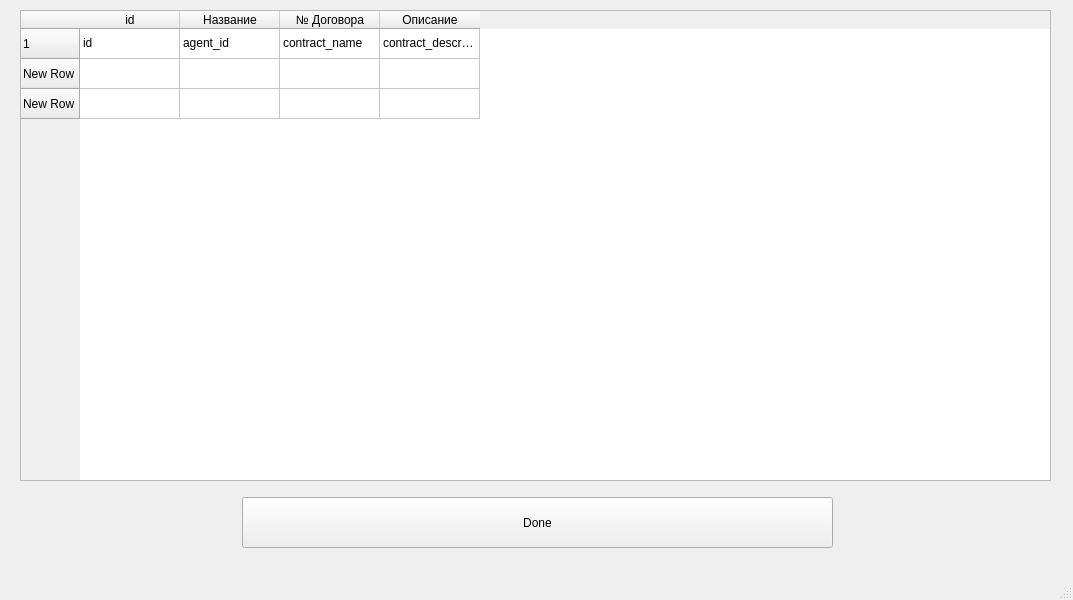
First picture: the form in untitled.ui, repository tihon49/contracts_db, before the edit.
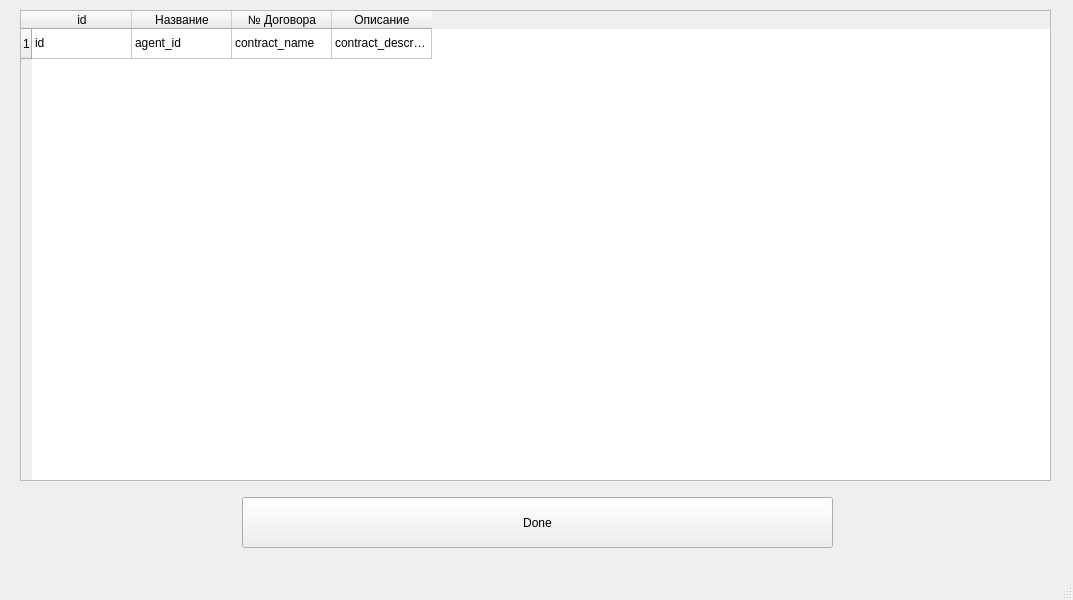
Second picture: the form after the edit.

Commit message: научился создавать строки в таблице

Patch:
```diff
--- a/untitled.ui
+++ b/untitled.ui
@@ -50,16 +50,6 @@
       <string>1</string>
      </property>
     </row>
-    <row>
-     <property name="text">
-      <string>New Row</string>
-     </property>
-    </row>
-    <row>
-     <property name="text">
-      <string>New Row</string>
-     </property>
-    </row>
     <column>
      <property name="text">
       <string>id</string>
```
The commit also changes 2 other files.
